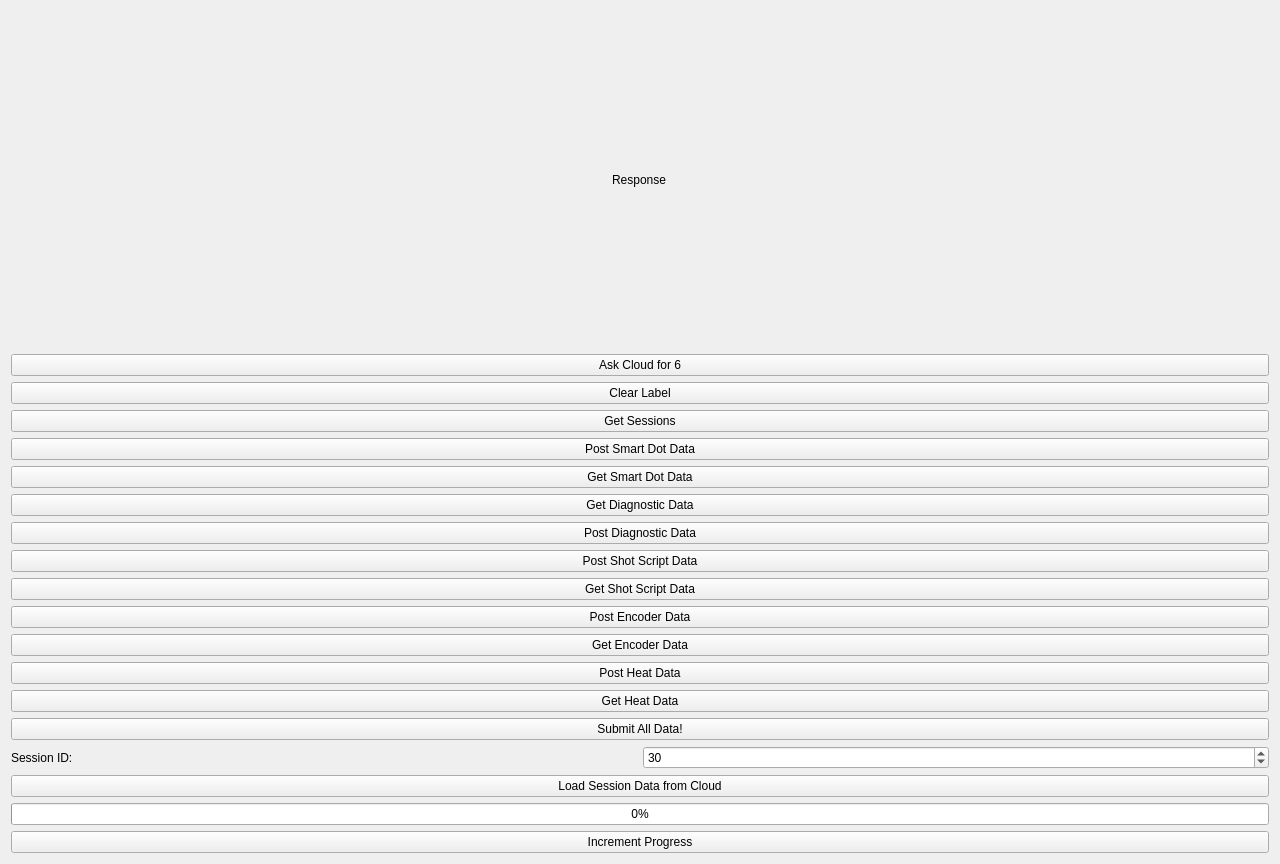
Qt form frontend/cloudTest.ui (YCP-Rev-Metrix/BallSpinner-Controller-v2) before a commit.
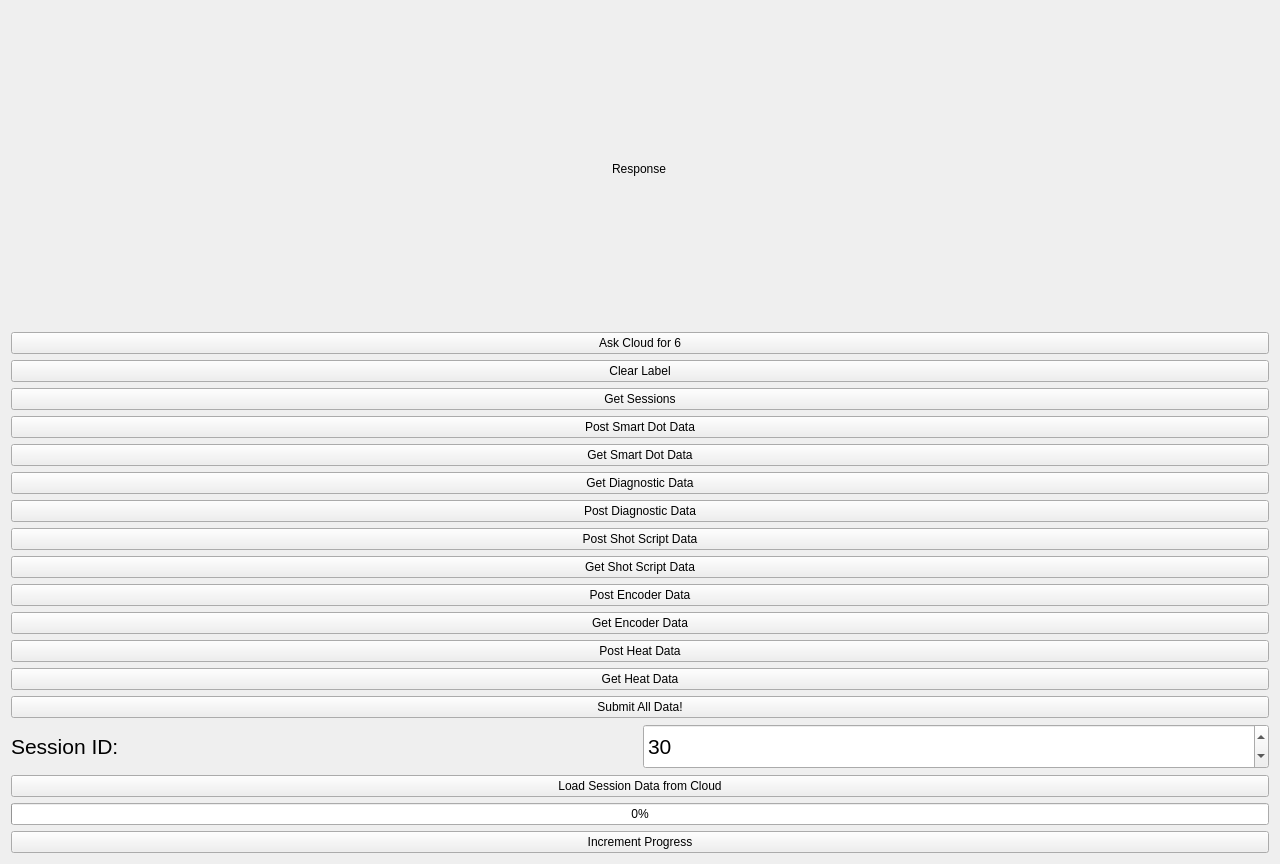
The same form after that commit.

```diff
--- a/frontend/cloudTest.ui
+++ b/frontend/cloudTest.ui
@@ -125,6 +125,11 @@
       <layout class="QHBoxLayout" name="horizontalLayout">
        <item>
         <widget class="QLabel" name="lblSessionId">
+         <property name="font">
+          <font>
+           <pointsize>16</pointsize>
+          </font>
+         </property>
          <property name="text">
           <string>Session ID:</string>
          </property>
@@ -132,6 +137,17 @@
        </item>
        <item>
         <widget class="QSpinBox" name="spnSessionId">
+         <property name="minimumSize">
+          <size>
+           <width>120</width>
+           <height>45</height>
+          </size>
+         </property>
+         <property name="font">
+          <font>
+           <pointsize>16</pointsize>
+          </font>
+         </property>
          <property name="minimum">
           <number>1</number>
          </property>
```
